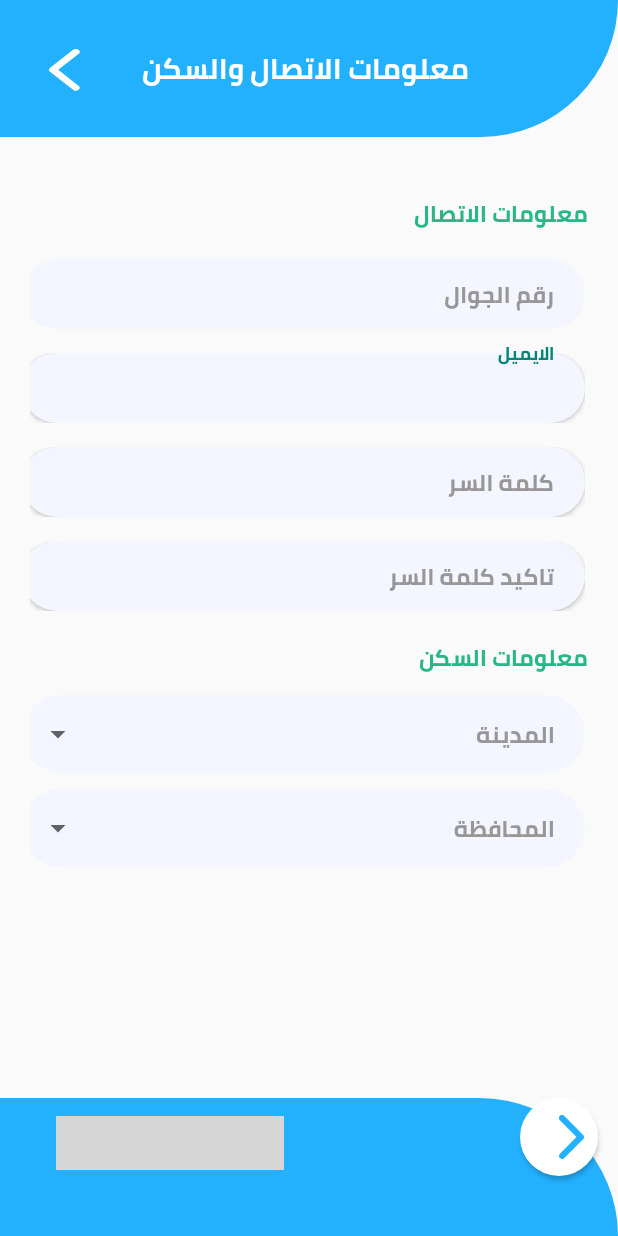
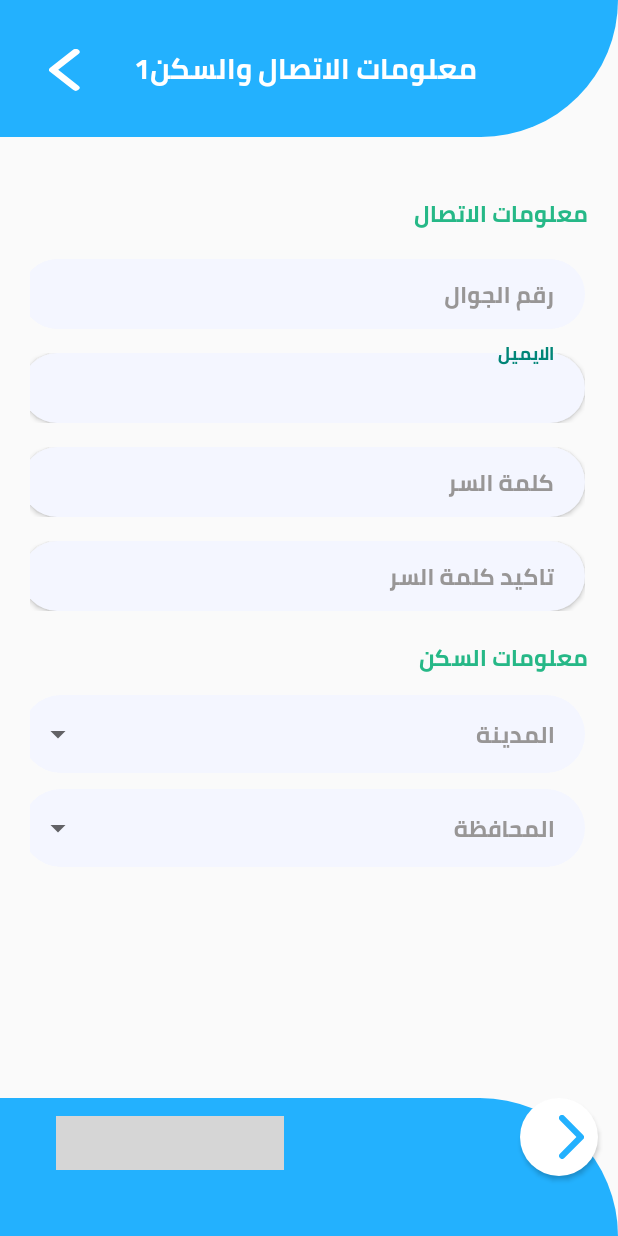
Before and after one commit to Ali-Ghanme/Insulin-Application, an Android app: the Sing_Up_2 screen opened directly, with no data from a screen before it, on a phone screen of 412 x 824 dp. Run offline under Robolectric (Android 15) with nearby library versions, the phone set to English and light mode, and no system bars; our stand-ins replace sdp/ssp sizes; plain views replace DotsIndicator; grey boxes are pictures that could not be loaded.

Commit message:
تحديث صفحة معلومات الاتصال1

```diff
--- a/app/src/main/res/layout/activity_sing_up2.xml
+++ b/app/src/main/res/layout/activity_sing_up2.xml
@@ -30,7 +30,7 @@
             android:layout_height="wrap_content"
             android:layout_centerInParent="true"
             android:fontFamily="@font/cairo_bold"
-            android:text=" معلومات الاتصال والسكن"
+            android:text=" معلومات الاتصال والسكن1"
 
             android:textColor="@color/white"
             android:textSize="@dimen/_15sdp" />
```
